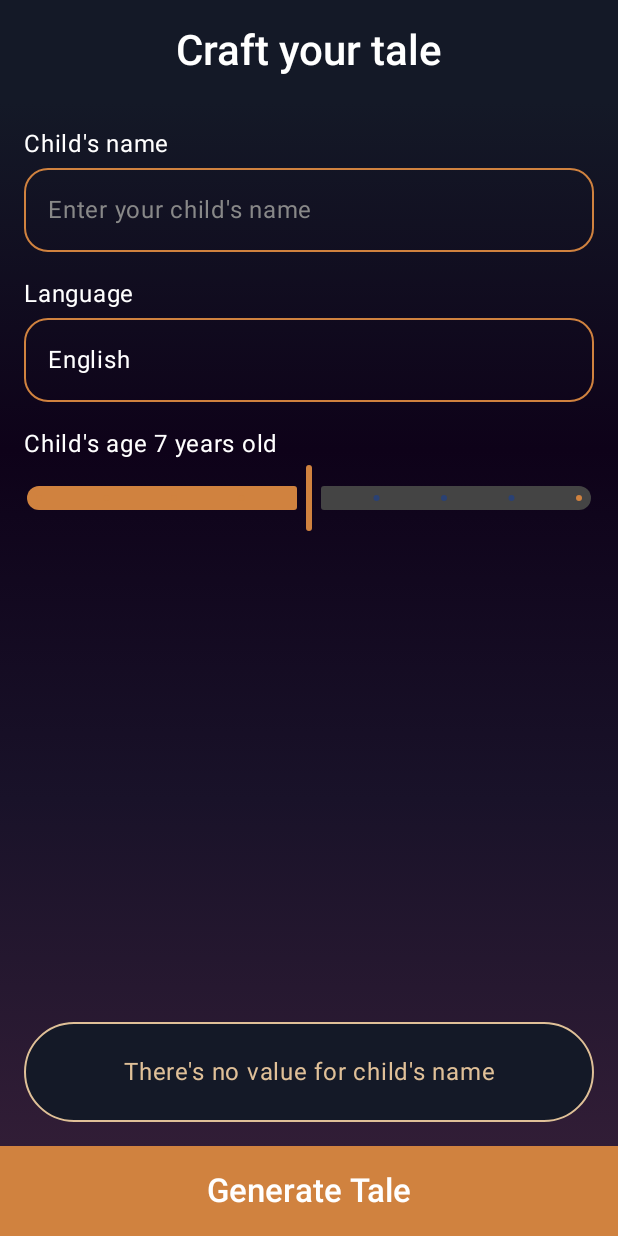
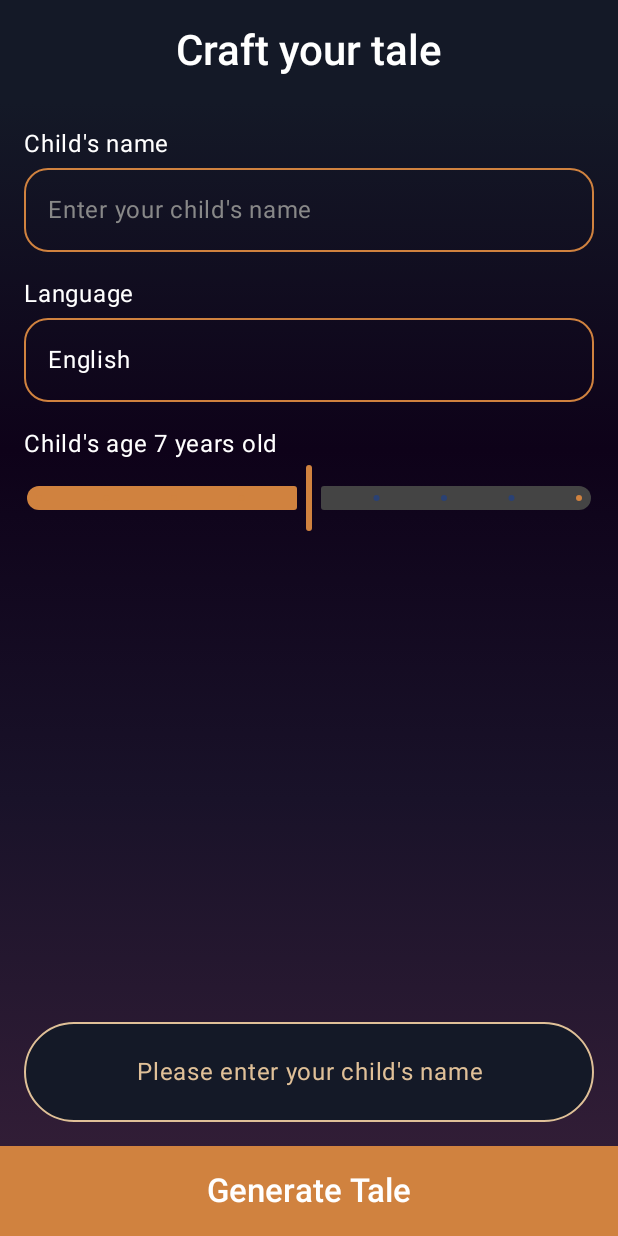
Before and after one commit to rjuarez1903/tap-tales, an Android app built with Jetpack Compose: the NewTale screen opened through its navigation route, after a tap on "Generate Tale", on a phone screen of 412 x 824 dp. Run offline under Robolectric (Android 15) with nearby library versions, the phone set to English and light mode, and no system bars; our stand-ins replace Room's generated code.

Commit message:
change var names, update data model and improve ui

```diff
--- a/app/src/main/java/app/rodrigojuarez/dev/taptales/shared/App.kt
+++ b/app/src/main/java/app/rodrigojuarez/dev/taptales/App.kt
@@ -1,4 +1,4 @@
-package app.rodrigojuarez.dev.taptales.shared
+package app.rodrigojuarez.dev.taptales
 
 import androidx.compose.foundation.background
 import androidx.compose.foundation.layout.Column
@@ -8,14 +8,14 @@ import androidx.compose.ui.graphics.Brush
 import androidx.navigation.compose.NavHost
 import androidx.navigation.compose.composable
 import androidx.navigation.compose.rememberNavController
-import app.rodrigojuarez.dev.taptales.composables.Home
-import app.rodrigojuarez.dev.taptales.composables.NewTale
-import app.rodrigojuarez.dev.taptales.composables.Tale
-import app.rodrigojuarez.dev.taptales.composables.TalesList
+import app.rodrigojuarez.dev.taptales.pages.Home
+import app.rodrigojuarez.dev.taptales.pages.NewTale
+import app.rodrigojuarez.dev.taptales.pages.Tale
+import app.rodrigojuarez.dev.taptales.pages.TalesList
 import app.rodrigojuarez.dev.taptales.ui.theme.DarkPink
 import app.rodrigojuarez.dev.taptales.ui.theme.MidnightPurple
 import app.rodrigojuarez.dev.taptales.ui.theme.ShadowPurple
-import app.rodrigojuarez.dev.taptales.ui.theme.StolenNight
+import app.rodrigojuarez.dev.taptales.ui.theme.Night
 
 @Composable
 fun App() {
@@ -26,7 +26,7 @@ fun App() {
             .background(
                 Brush.verticalGradient(
                     listOf(
-                        StolenNight,
+                        Night,
                         MidnightPurple,
                         ShadowPurple,
                         DarkPink
--- a/app/src/main/java/app/rodrigojuarez/dev/taptales/MainActivity.kt
+++ b/app/src/main/java/app/rodrigojuarez/dev/taptales/MainActivity.kt
@@ -9,7 +9,6 @@ import androidx.compose.material3.Surface
 import androidx.compose.runtime.CompositionLocalProvider
 import androidx.compose.ui.Modifier
 import androidx.room.Room
-import app.rodrigojuarez.dev.taptales.shared.App
 import app.rodrigojuarez.dev.taptales.model.AppDatabase
 import app.rodrigojuarez.dev.taptales.model.LocalAppDatabase
 import app.rodrigojuarez.dev.taptales.ui.theme.TapTalesTheme
--- /dev/null
+++ b/app/src/main/java/app/rodrigojuarez/dev/taptales/composables/AnimatedCreateTaleButton.kt
@@ -0,0 +1,54 @@
+package app.rodrigojuarez.dev.taptales.composables
+
+import androidx.compose.animation.core.Animatable
+import androidx.compose.animation.core.LinearEasing
+import androidx.compose.animation.core.RepeatMode
+import androidx.compose.animation.core.infiniteRepeatable
+import androidx.compose.animation.core.tween
+import androidx.compose.foundation.layout.padding
+import androidx.compose.material3.Button
+import androidx.compose.material3.ButtonDefaults
+import androidx.compose.material3.MaterialTheme
+import androidx.compose.material3.Text
+import androidx.compose.runtime.Composable
+import androidx.compose.runtime.LaunchedEffect
+import androidx.compose.runtime.remember
+import androidx.compose.ui.Modifier
+import androidx.compose.ui.graphics.Color
+import androidx.compose.ui.graphics.graphicsLayer
+import androidx.compose.ui.text.font.FontWeight
+import androidx.compose.ui.unit.dp
+import androidx.navigation.NavHostController
+import app.rodrigojuarez.dev.taptales.ui.theme.CustomOrange
+
+@Composable
+fun AnimatedCreateTaleButton(navHostController: NavHostController) {
+    val scale = remember { Animatable(1f) }
+    LaunchedEffect(key1 = true) {
+        scale.animateTo(
+            targetValue = 1.1f,
+            animationSpec = infiniteRepeatable(
+                animation = tween(durationMillis = 2000, easing = LinearEasing),
+                repeatMode = RepeatMode.Reverse
+            )
+        )
+    }
+    Button(
+        onClick = { navHostController.navigate("newTale") },
+        modifier = Modifier.graphicsLayer {
+            scaleX = scale.value
+            scaleY = scale.value
+        },
+        colors = ButtonDefaults.buttonColors(
+            containerColor = CustomOrange,
+            contentColor = Color.White
+        )
+    ) {
+        Text(
+            text = "Create Tale 🪄",
+            fontWeight = FontWeight.SemiBold,
+            style = MaterialTheme.typography.titleLarge,
+            modifier = Modifier.padding(horizontal = 24.dp, vertical = 8.dp)
+        )
+    }
+}
--- a/app/src/main/java/app/rodrigojuarez/dev/taptales/composables/CustomSnackbarHost.kt
+++ b/app/src/main/java/app/rodrigojuarez/dev/taptales/composables/CustomSnackbarHost.kt
@@ -23,9 +23,9 @@ import androidx.compose.ui.draw.clip
 import androidx.compose.ui.graphics.Color
 import androidx.compose.ui.text.style.TextAlign
 import androidx.compose.ui.unit.dp
-import app.rodrigojuarez.dev.taptales.ui.theme.StolenNight
-import app.rodrigojuarez.dev.taptales.ui.theme.StolenOrange
-import app.rodrigojuarez.dev.taptales.ui.theme.StolenYellow
+import app.rodrigojuarez.dev.taptales.ui.theme.Night
+import app.rodrigojuarez.dev.taptales.ui.theme.CustomOrange
+import app.rodrigojuarez.dev.taptales.ui.theme.CustomYellow
 
 @Composable
 fun CustomSnackbarHost(snackbarHostState: SnackbarHostState) {
@@ -36,9 +36,9 @@ fun CustomSnackbarHost(snackbarHostState: SnackbarHostState) {
                 modifier = Modifier
                     .fillMaxWidth()
                     .padding(16.dp)
-                    .border(1.dp, StolenYellow, RoundedCornerShape(36.dp))
+                    .border(1.dp, CustomYellow, RoundedCornerShape(36.dp))
                     .clip(RoundedCornerShape(36.dp))
-                    .background(StolenNight)
+                    .background(Night)
             ) {
                 Column(
                     modifier = Modifier
@@ -49,14 +49,14 @@ fun CustomSnackbarHost(snackbarHostState: SnackbarHostState) {
                     Text(
                         text = data.visuals.message,
                         style = MaterialTheme.typography.bodyLarge,
-                        color = StolenYellow,
+                        color = CustomYellow,
                         textAlign = TextAlign.Center
                     )
                     data.visuals.actionLabel?.let { actionLabel ->
                         Spacer(modifier = Modifier.height(8.dp))
                         Button(
                             onClick = { data.performAction() },
-                            colors = ButtonDefaults.buttonColors(containerColor = StolenOrange),
+                            colors = ButtonDefaults.buttonColors(containerColor = CustomOrange),
                             contentPadding = PaddingValues(horizontal = 16.dp, vertical = 8.dp)
                         ) {
                             Text(actionLabel, color = Color.White)
--- a/app/src/main/java/app/rodrigojuarez/dev/taptales/model/DAOs.kt
+++ b/app/src/main/java/app/rodrigojuarez/dev/taptales/model/DAOs.kt
@@ -8,7 +8,7 @@ import androidx.room.Query
 
 @Dao
 interface TaleDao {
-    @Query("SELECT * FROM tales")
+    @Query("SELECT * FROM tales ORDER BY date DESC")
     fun getAllTales(): LiveData<List<Tale>>
 
     @Query("SELECT * FROM tales WHERE title = :title")
--- a/app/src/main/java/app/rodrigojuarez/dev/taptales/model/DataModel.kt
+++ b/app/src/main/java/app/rodrigojuarez/dev/taptales/model/DataModel.kt
@@ -3,12 +3,14 @@ package app.rodrigojuarez.dev.taptales.model
 import androidx.room.Entity
 import androidx.room.Ignore
 import androidx.room.PrimaryKey
+import java.time.LocalDateTime
 
 @Entity(tableName = "tales")
 data class Tale(
     @PrimaryKey
     val slug: String,
     val title: String,
-    val readingTime: String,
-    val paragraphs: List<String>
+    val paragraphs: List<String>,
+    var words: String,
+    var date: LocalDateTime
 )
--- a/app/src/main/java/app/rodrigojuarez/dev/taptales/composables/Home.kt
+++ b/app/src/main/java/app/rodrigojuarez/dev/taptales/pages/Home.kt
@@ -1,10 +1,5 @@
-package app.rodrigojuarez.dev.taptales.composables
+package app.rodrigojuarez.dev.taptales.pages
 
-import androidx.compose.animation.core.Animatable
-import androidx.compose.animation.core.LinearEasing
-import androidx.compose.animation.core.RepeatMode
-import androidx.compose.animation.core.infiniteRepeatable
-import androidx.compose.animation.core.tween
 import androidx.compose.foundation.Image
 import androidx.compose.foundation.layout.Box
 import androidx.compose.foundation.layout.Column
@@ -22,12 +17,9 @@ import androidx.compose.material3.Icon
 import androidx.compose.material3.MaterialTheme
 import androidx.compose.material3.Text
 import androidx.compose.runtime.Composable
-import androidx.compose.runtime.LaunchedEffect
-import androidx.compose.runtime.remember
 import androidx.compose.ui.Alignment
 import androidx.compose.ui.Modifier
 import androidx.compose.ui.graphics.Color
-import androidx.compose.ui.graphics.graphicsLayer
 import androidx.compose.ui.layout.ContentScale
 import androidx.compose.ui.res.painterResource
 import androidx.compose.ui.text.font.FontWeight
@@ -35,9 +27,9 @@ import androidx.compose.ui.text.style.TextAlign
 import androidx.compose.ui.unit.dp
 import androidx.navigation.NavHostController
 import app.rodrigojuarez.dev.taptales.R
+import app.rodrigojuarez.dev.taptales.composables.AnimatedCreateTaleButton
 import app.rodrigojuarez.dev.taptales.ui.theme.Pink80
-import app.rodrigojuarez.dev.taptales.ui.theme.StolenOrange
-import app.rodrigojuarez.dev.taptales.ui.theme.StolenYellow
+import app.rodrigojuarez.dev.taptales.ui.theme.CustomYellow
 
 @Composable
 fun Home(navHostController: NavHostController) {
@@ -63,7 +55,7 @@ fun Home(navHostController: NavHostController) {
                 text = "Tap Tales",
                 style = MaterialTheme.typography.headlineLarge,
                 fontWeight = FontWeight.ExtraBold,
-                color = StolenYellow
+                color = CustomYellow
             )
         }
         Box(
@@ -113,35 +105,3 @@ fun Home(navHostController: NavHostController) {
         }
     }
 }
-
-@Composable
-fun AnimatedCreateTaleButton(navHostController: NavHostController) {
-    val scale = remember { Animatable(1f) }
-    LaunchedEffect(key1 = true) {
-        scale.animateTo(
-            targetValue = 1.1f,
-            animationSpec = infiniteRepeatable(
-                animation = tween(durationMillis = 2000, easing = LinearEasing),
-                repeatMode = RepeatMode.Reverse
-            )
-        )
-    }
-    Button(
-        onClick = { navHostController.navigate("newTale") },
-        modifier = Modifier.graphicsLayer {
-            scaleX = scale.value
-            scaleY = scale.value
-        },
-        colors = ButtonDefaults.buttonColors(
-            containerColor = StolenOrange,
-            contentColor = Color.White
-        )
-    ) {
-        Text(
-            text = "Create Tale 🪄",
-            fontWeight = FontWeight.SemiBold,
-            style = MaterialTheme.typography.titleLarge,
-            modifier = Modifier.padding(horizontal = 24.dp, vertical = 8.dp)
-        )
-    }
-}
--- a/app/src/main/java/app/rodrigojuarez/dev/taptales/composables/NewTale.kt
+++ b/app/src/main/java/app/rodrigojuarez/dev/taptales/pages/NewTale.kt
@@ -1,4 +1,4 @@
-package app.rodrigojuarez.dev.taptales.composables
+package app.rodrigojuarez.dev.taptales.pages
 
 import android.annotation.SuppressLint
 import androidx.compose.foundation.background
@@ -43,14 +43,15 @@ import androidx.compose.ui.text.font.FontWeight
 import androidx.compose.ui.text.style.TextAlign
 import androidx.compose.ui.unit.dp
 import androidx.navigation.NavHostController
+import app.rodrigojuarez.dev.taptales.composables.CustomSnackbarHost
 import app.rodrigojuarez.dev.taptales.model.AI
 import app.rodrigojuarez.dev.taptales.model.LocalAppDatabase
 import app.rodrigojuarez.dev.taptales.ui.theme.DarkPink
 import app.rodrigojuarez.dev.taptales.ui.theme.DuskPurple
 import app.rodrigojuarez.dev.taptales.ui.theme.MidnightPurple
 import app.rodrigojuarez.dev.taptales.ui.theme.ShadowPurple
-import app.rodrigojuarez.dev.taptales.ui.theme.StolenNight
-import app.rodrigojuarez.dev.taptales.ui.theme.StolenOrange
+import app.rodrigojuarez.dev.taptales.ui.theme.Night
+import app.rodrigojuarez.dev.taptales.ui.theme.CustomOrange
 import kotlinx.coroutines.DelicateCoroutinesApi
 import kotlinx.coroutines.Dispatchers
 import kotlinx.coroutines.GlobalScope
@@ -79,7 +80,7 @@ fun NewTale(navHostController: NavHostController) {
 
     Scaffold(
         snackbarHost = { CustomSnackbarHost(snackbarHostState) },
-        containerColor = StolenNight,
+        containerColor = Night,
         topBar = {
             Text(
                 text = "Craft your tale",
@@ -98,7 +99,7 @@ fun NewTale(navHostController: NavHostController) {
                     if (childName.value == "") {
                         coroutineScope.launch {
                             snackbarHostState.showSnackbar(
-                                "There's no value for child's name",
+                                "Please enter your child's name",
                             )
                         }
                     } else {
@@ -118,9 +119,12 @@ fun NewTale(navHostController: NavHostController) {
                         }
                     }
                 },
+                enabled = !isLoading.value,
                 colors = ButtonDefaults.buttonColors(
-                    containerColor = StolenOrange,
-                    contentColor = Color.White
+                    containerColor = if (!isLoading.value) CustomOrange else Color.Gray,
+                    contentColor = Color.White,
+                    disabledContainerColor = CustomOrange,
+                    disabledContentColor = Color.White
                 ),
                 shape = RoundedCornerShape(0.dp),
                 modifier = Modifier
@@ -138,7 +142,7 @@ fun NewTale(navHostController: NavHostController) {
                     .background(
                         Brush.verticalGradient(
                             colors = listOf(
-                                StolenNight,
+                                Night,
                                 MidnightPurple,
                                 ShadowPurple,
                                 DarkPink
@@ -157,8 +161,8 @@ fun NewTale(navHostController: NavHostController) {
                         value = childName.value,
                         onValueChange = { childName.value = it },
                         colors = TextFieldDefaults.outlinedTextFieldColors(
-                            focusedBorderColor = StolenOrange,
-                            unfocusedBorderColor = StolenOrange,
+                            focusedBorderColor = CustomOrange,
+                            unfocusedBorderColor = CustomOrange,
                             textColor = Color.White
                         ),
                         placeholder = {
@@ -186,8 +190,8 @@ fun NewTale(navHostController: NavHostController) {
                                 .menuAnchor()
                                 .fillMaxWidth(),
                             colors = TextFieldDefaults.outlinedTextFieldColors(
-                                focusedBorderColor = StolenOrange,
-                                unfocusedBorderColor = StolenOrange,
+                                focusedBorderColor = CustomOrange,
+                                unfocusedBorderColor = CustomOrange,
                                 textColor = Color.White
                             ),
                             shape = RoundedCornerShape(16.dp)
@@ -216,7 +220,7 @@ fun NewTale(navHostController: NavHostController) {
                         if (isLoading.value) {
                             CircularProgressIndicator(
                                 Modifier.size(72.dp),
-                                color = StolenOrange,
+                                color = CustomOrange,
                                 strokeWidth = 2.dp
                             )
                         }
@@ -243,10 +247,10 @@ fun AgeSlider(ageState: MutableState<Int>) {
             valueRange = 3f..11f,
             steps = 7,
             colors = colors(
-                activeTickColor = StolenOrange,
-                activeTrackColor = StolenOrange,
+                activeTickColor = CustomOrange,
+                activeTrackColor = CustomOrange,
                 inactiveTrackColor = Color.DarkGray,
-                thumbColor = StolenOrange
+                thumbColor = CustomOrange
             ),
         )
     }
--- a/app/src/main/java/app/rodrigojuarez/dev/taptales/ui/theme/Color.kt
+++ b/app/src/main/java/app/rodrigojuarez/dev/taptales/ui/theme/Color.kt
@@ -9,20 +9,12 @@ val Pink80 = Color(0xFFEFB8C8)
 val Purple40 = Color(0xFF6650a4)
 val PurpleGrey40 = Color(0xFF625b71)
 val Pink40 = Color(0xFF7D5260)
+
 val DarkPink = Color(0xFF311D36)
-
-val DarkPurple = Color(0xFF161026)
-val DarkerPurple = Color(0xFF171127)
-val DeepPurple = Color(0xFF181228)
-val VeryDarkPurple = Color(0xFF0D0118)
-val PurpleGrey = Color(0xFF191329)
-val TwilightPurple = Color(0xFF1A142A)
 val DuskPurple = Color(0xFF1B152B)
 val ShadowPurple = Color(0xFF191229)
 val MidnightPurple = Color(0xFF0E0219)
-val BlackPurple = Color(0xFF0C0017)
-
-val StolenNight = Color(0xFF141927)
-val StolenPurple = Color(0xFF282137)
-val StolenYellow = Color(0xFFE0C098)
-val StolenOrange = Color(0xFFD0823F)
+val Night = Color(0xFF141927)
+val YetAnotherPurple = Color(0xFF282137)
+val CustomYellow = Color(0xFFE0C098)
+val CustomOrange = Color(0xFFD0823F)
--- a/app/src/main/java/app/rodrigojuarez/dev/taptales/ui/theme/Theme.kt
+++ b/app/src/main/java/app/rodrigojuarez/dev/taptales/ui/theme/Theme.kt
@@ -23,7 +23,7 @@ private val DarkColorScheme = darkColorScheme(
 
 private val LightColorScheme = lightColorScheme(
 //    primary = DuskPurple,
-    primary = StolenNight,
+    primary = Night,
     secondary = PurpleGrey40,
     tertiary = Pink40
 
```
Also changed, not shown: app/src/main/java/app/rodrigojuarez/dev/taptales/composables/CustomAlertDialog.kt (+4 -4 lines), app/src/main/java/app/rodrigojuarez/dev/taptales/model/AI.kt (+14 -6 lines), app/src/main/java/app/rodrigojuarez/dev/taptales/model/AppDatabase.kt (+12 -0 lines), app/src/main/java/app/rodrigojuarez/dev/taptales/pages/Tale.kt (renamed from app/src/main/java/app/rodrigojuarez/dev/taptales/composables/Tale.kt, +3 -12 lines), app/src/main/java/app/rodrigojuarez/dev/taptales/pages/TalesList.kt (renamed from app/src/main/java/app/rodrigojuarez/dev/taptales/composables/TalesList.kt, +11 -6 lines).
